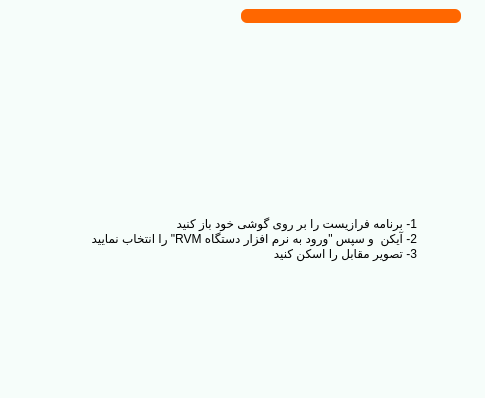
Qt form main.ui (Farazist/raspberrypi-app) before a commit; both pictures show x 515 to 1000 and y 0 to 398 of the 1000 by 600 pixel window.
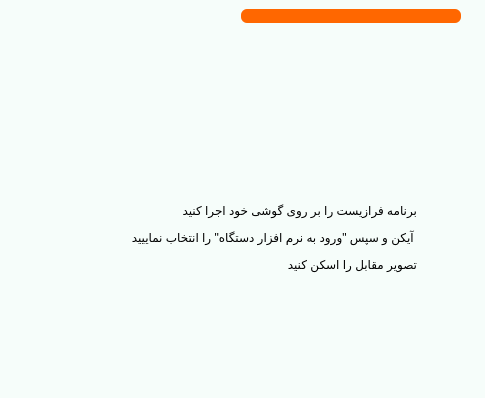
The same form after that commit. Icons and pictures are not drawn.

Commit message: qr stack text

The edit to the form file:
```diff
--- a/main.ui
+++ b/main.ui
@@ -2162,12 +2162,15 @@
 color: rgb(0, 0, 0);</string>
             </property>
             <property name="text">
-             <string>1- برنامه فرازیست را بر روی گوشی خود باز کنید
-2- آیکن &lt;img src=&quot;images\icons\qr-code.png&quot;&gt; و سپس &quot;ورود به نرم افزار دستگاه RVM&quot; را انتخاب نمایید
-3- تصویر مقابل را اسکن کنید</string>
+             <string>&lt;html&gt;&lt;head/&gt;&lt;body&gt;&lt;p&gt;برنامه فرازیست را بر روی گوشی خود اجرا کنید&lt;/p&gt;
+&lt;p&gt;
+آیکن &lt;img src=&quot;images\icon\small-qr-code&quot; style=&quot;vertical-align: middle;&quot;/&gt; و سپس &amp;quot;ورود به نرم افزار دستگاه&amp;quot; را انتخاب نماییید &lt;/p&gt;
+&lt;p&gt;
+تصویر مقابل را اسکن کنید&lt;/p&gt;
+&lt;/body&gt;&lt;/html&gt;</string>
             </property>
             <property name="alignment">
-             <set>Qt::AlignLeading|Qt::AlignLeft|Qt::AlignVCenter</set>
+             <set>Qt::AlignRight|Qt::AlignTrailing|Qt::AlignVCenter</set>
             </property>
             <property name="wordWrap">
              <bool>true</bool>
```
Left out of the diff: 10 changed lines with no effect on the pictures. The commit also changes 2 other files.
